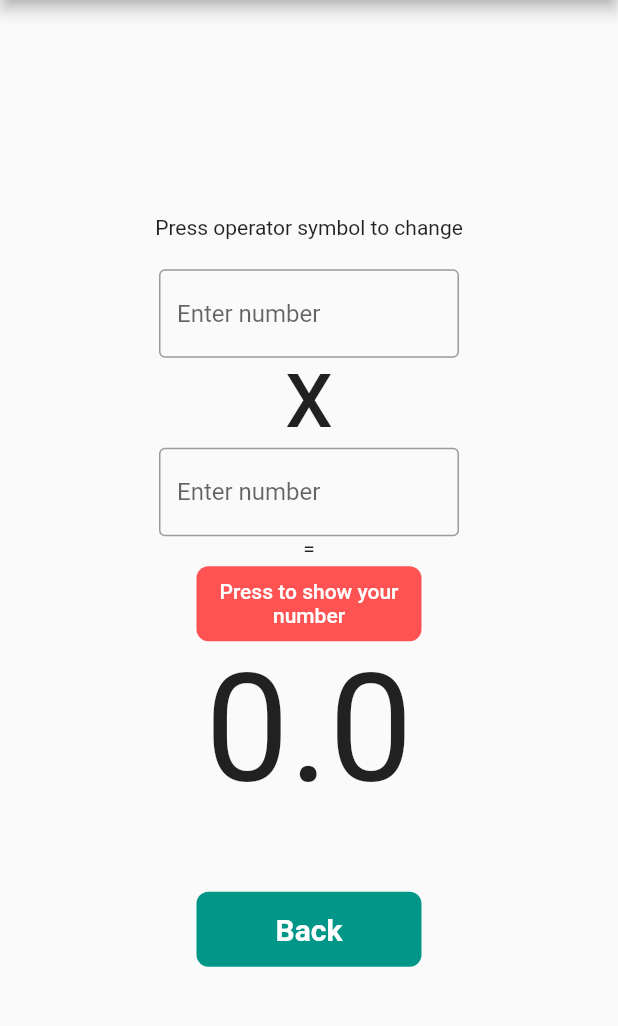
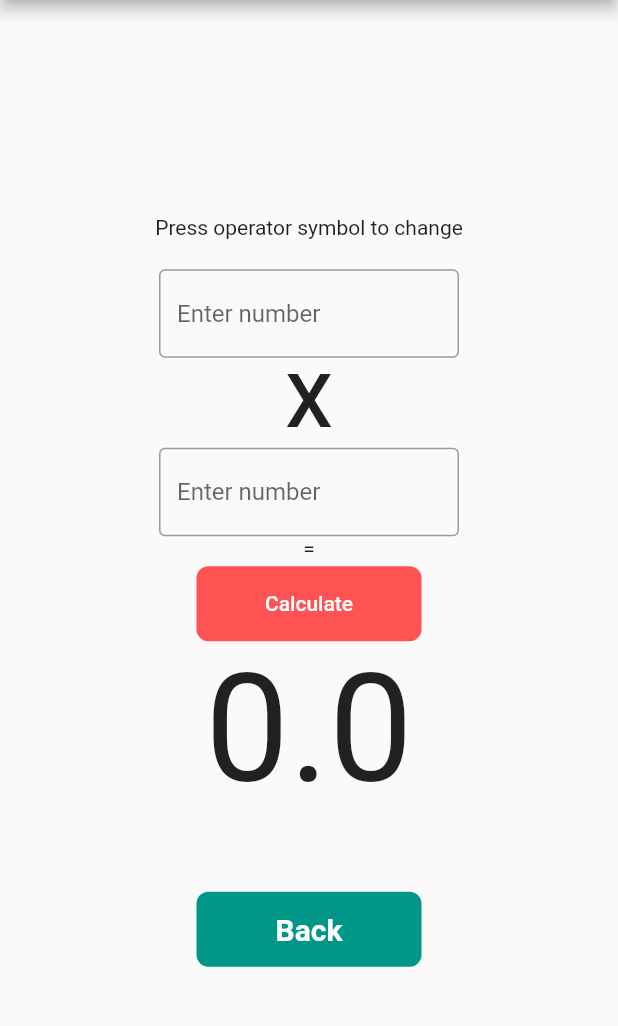
Before and after one commit to Rorschach234/first_flutter_app, a Flutter app: the HomePage screen opened directly, on a phone screen of 412 x 824 dp, the part 84-1110 px from its top. Run offline on Flutter 3.47's test engine with Material 2 defaults, Android fonts, the phone set to English and light mode, and no system bars.

Commit message:
change text button

```diff
--- a/lib/home_page.dart
+++ b/lib/home_page.dart
@@ -107,7 +107,7 @@ class _NumberTestState extends State<NumberTest> {
             child: Container(
               child: Center(
                 child: Text(
-                  'Press to show your number',
+                  'Calculate',
                   textAlign: TextAlign.center,
                   style: TextStyle(color: Colors.white),
                 ),
```
